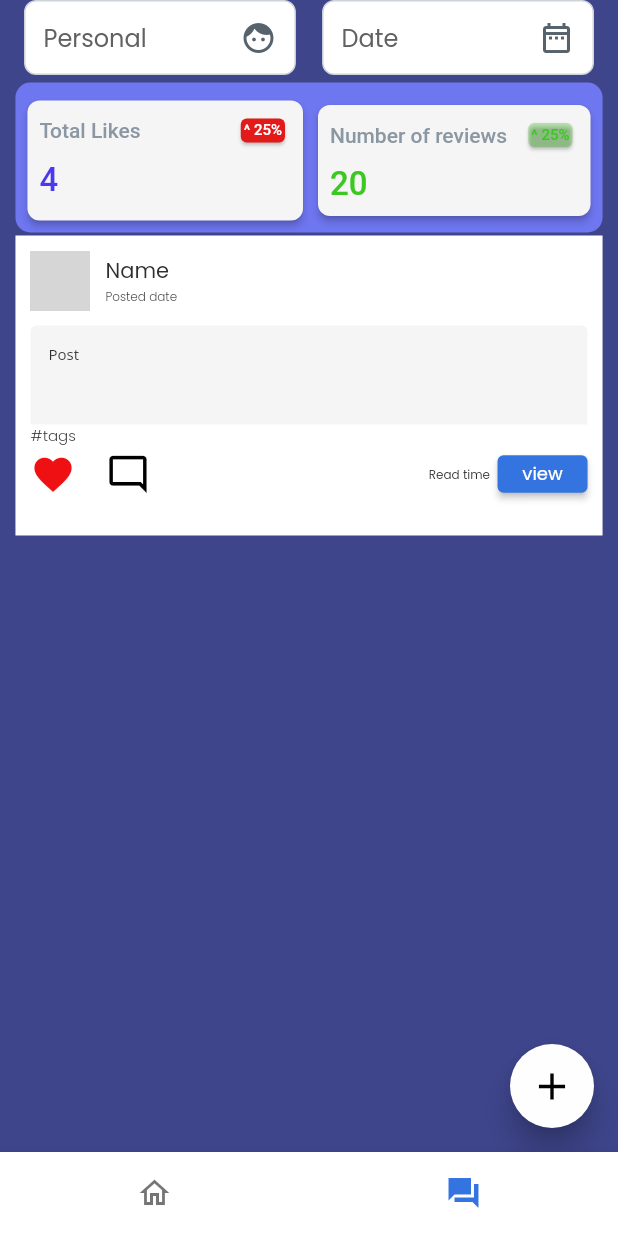
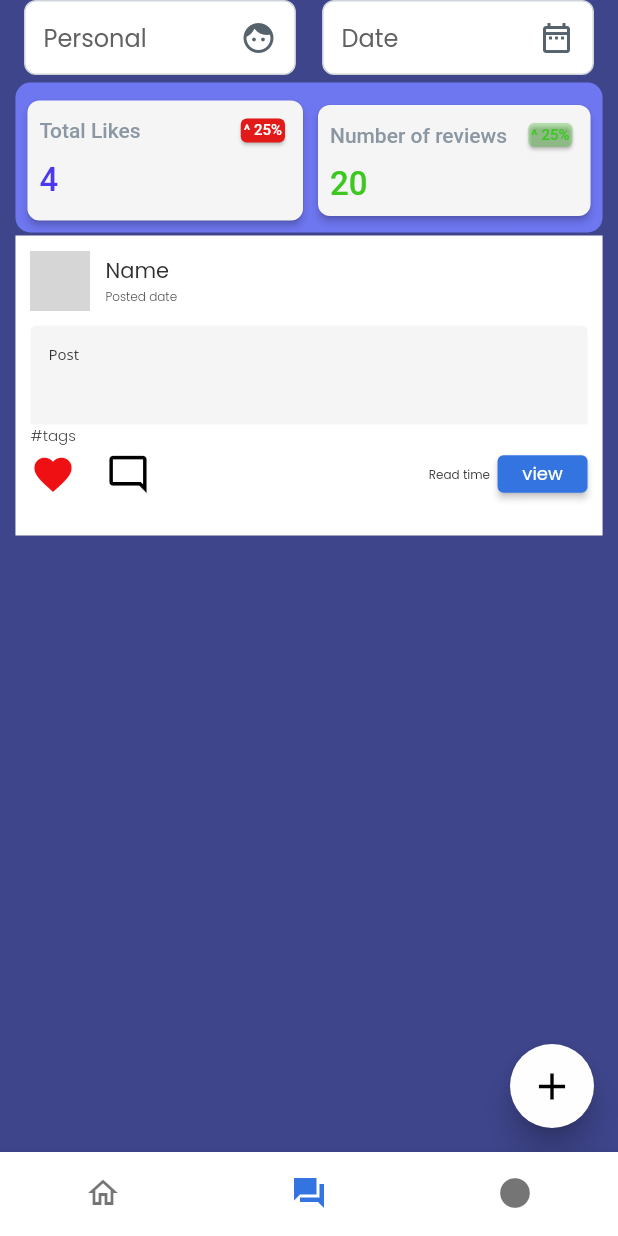
Before and after one commit to dhruvja/rosehack2022, a Flutter app: the NavBarPage screen opened directly, item 2 of the bottom bar chosen, on a phone screen of 412 x 824 dp. Run offline on Flutter 3.47's test engine with Material 2 defaults, Android fonts, the phone set to English and light mode, and no system bars; drawn by our look-alikes of auto_size_text; our stand-ins replace built_collection, built_value, cloud_firestore, easy_debounce, firebase_auth, firebase_core and 12 more; missing offline and left inert: json_path, mime_type; accounts and stored records are empty; generated files the repository leaves out were written again; network calls fail; Roboto replaces fonts that are missing (Lexend Deca); grey boxes are pictures that could not be loaded.

Commit message:
Updating to latest FlutterFlow output.

```diff
--- a/lib/main.dart
+++ b/lib/main.dart
@@ -10,6 +10,7 @@ import 'flutter_flow/flutter_flow_theme.dart';
 import 'package:google_fonts/google_fonts.dart';
 import 'home/home_widget.dart';
 import 'forum/forum_widget.dart';
+import 'cycle/cycle_widget.dart';
 
 void main() async {
   WidgetsFlutterBinding.ensureInitialized();
@@ -90,6 +91,7 @@ class _NavBarPageState extends State<NavBarPage> {
     final tabs = {
       'Home': HomeWidget(),
       'forum': ForumWidget(),
+      'cycle': CycleWidget(),
     };
     final currentIndex = tabs.keys.toList().indexOf(_currentPage);
     return Scaffold(
@@ -119,6 +121,14 @@ class _NavBarPageState extends State<NavBarPage> {
             ),
             label: 'Home',
             tooltip: '',
+          ),
+          BottomNavigationBarItem(
+            icon: Icon(
+              Icons.circle,
+              size: 24,
+            ),
+            label: 'Cycle',
+            tooltip: '',
           )
         ],
       ),
```
